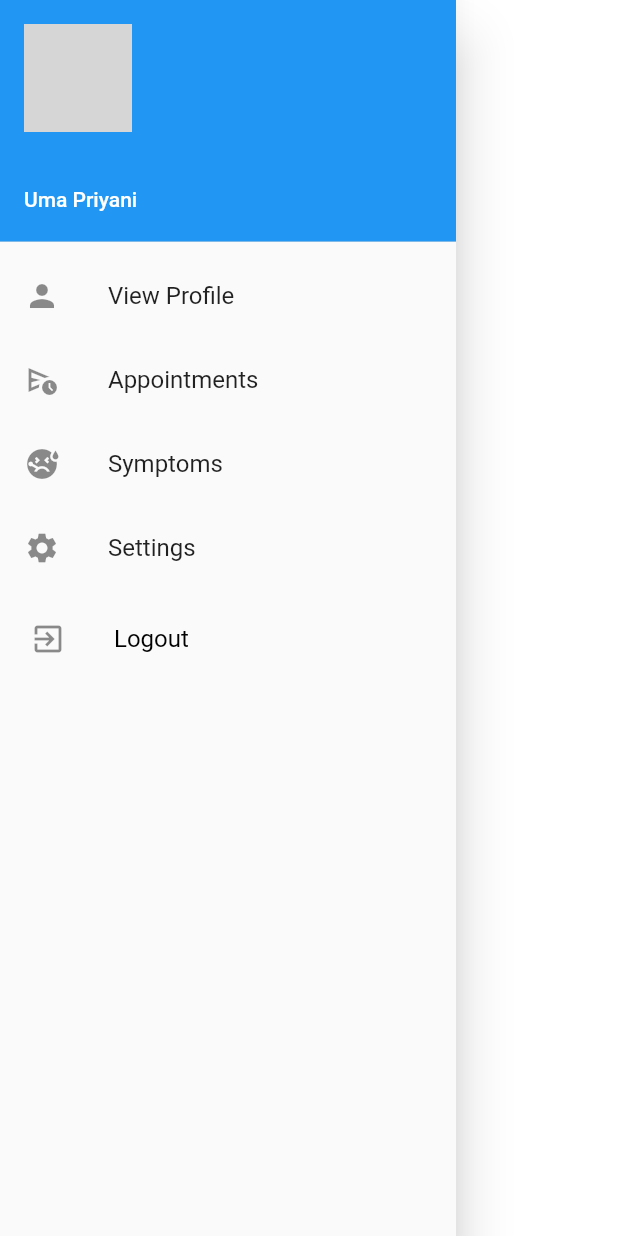
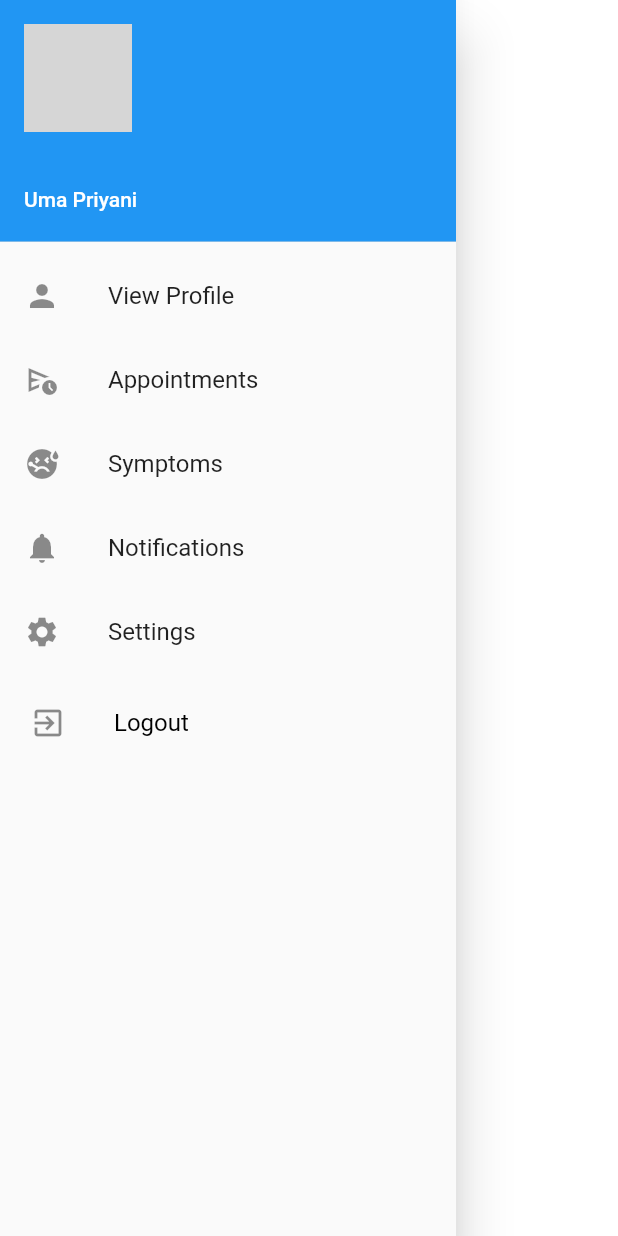
Before and after one commit to Teshan2000/Healthcare-Mobile-Application, a Flutter app: the AppDrawer widget shown alone on an empty page, opened directly, on a phone screen of 412 x 824 dp. Run offline on Flutter 3.47's test engine with Material 2 defaults, Android fonts, the phone set to English and light mode, and no system bars; our stand-ins replace dio, file_picker, font_awesome_flutter, lottie, rating_dialog, shared_preferences and 1 more; accounts and stored records are empty; network calls fail; grey boxes are pictures that could not be loaded.

Commit message:
App Drawer Updated
App drawer was updated with new features.

```diff
--- a/healthcare_management_system/lib/components/appDrawer.dart
+++ b/healthcare_management_system/lib/components/appDrawer.dart
@@ -10,6 +10,7 @@ class AppDrawer extends StatelessWidget {
   final Function() onLogoutPressed;
   final Function() onAppointmentPressed;
   final Function() onSymptomsPressed;
+  final Function() onNotificationsPressed;
   final Function() onSettingsPressed;
 
   AppDrawer({
@@ -19,6 +20,7 @@ class AppDrawer extends StatelessWidget {
     required this.onLogoutPressed,
     required this.onAppointmentPressed,
     required this.onSymptomsPressed,
+    required this.onNotificationsPressed,
     required this.onSettingsPressed,
   });
 
@@ -35,7 +37,7 @@ class AppDrawer extends StatelessWidget {
               backgroundImage: NetworkImage(profilePictureUrl),
             ),
             decoration: BoxDecoration(
-              color: Theme.of(context).primaryColor,
+              color: Colors.blue,
             ),
           ),
           ListTile(
@@ -51,6 +53,11 @@ class AppDrawer extends StatelessWidget {
           ListTile(
             leading: Icon(Icons.sick),
             title: Text('Symptoms'),
+            onTap: onSymptomsPressed,
+          ),
+          ListTile(
+            leading: Icon(Icons.notifications),
+            title: Text('Notifications'),
             onTap: onSymptomsPressed,
           ),
           ListTile(
```
Also changed, not shown: healthcare_management_system/lib/screens/home.dart (+9 -0 lines).
